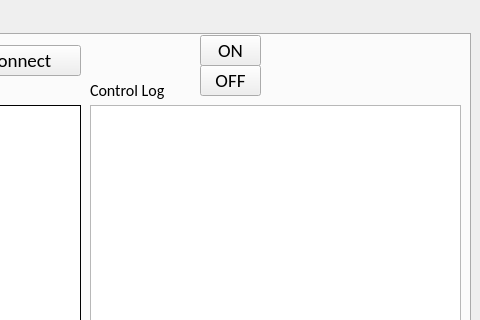
Old version of the form examples/QtWidgets/Qt6CMake-main/forms/mainwindow.ui in the repository Pfannex/IEC61850_Qt; both pictures show x 311 to 791 and y 0 to 320 of the 791 by 480 pixel window.
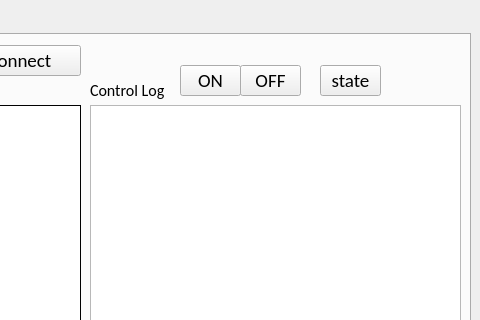
New version of the form.

Commit message:
callback from non static working
static NOT working!

```diff
--- a/examples/QtWidgets/Qt6CMake-main/forms/mainwindow.ui
+++ b/examples/QtWidgets/Qt6CMake-main/forms/mainwindow.ui
@@ -138,8 +138,8 @@
        <widget class="QPushButton" name="bu_on">
         <property name="geometry">
          <rect>
-          <x>500</x>
-          <y>0</y>
+          <x>480</x>
+          <y>30</y>
           <width>61</width>
           <height>31</height>
          </rect>
@@ -157,7 +157,7 @@
        <widget class="QPushButton" name="bu_off">
         <property name="geometry">
          <rect>
-          <x>500</x>
+          <x>540</x>
           <y>30</y>
           <width>61</width>
           <height>31</height>
@@ -183,6 +183,25 @@
          </rect>
         </property>
        </widget>
+       <widget class="QPushButton" name="bu_state">
+        <property name="geometry">
+         <rect>
+          <x>620</x>
+          <y>30</y>
+          <width>61</width>
+          <height>31</height>
+         </rect>
+        </property>
+        <property name="font">
+         <font>
+          <family>Calibri</family>
+          <pointsize>14</pointsize>
+         </font>
+        </property>
+        <property name="text">
+         <string>state</string>
+        </property>
+       </widget>
       </widget>
       <widget class="QWidget" name="tab_2">
        <attribute name="title">
```
The commit also changes 2 other files.
